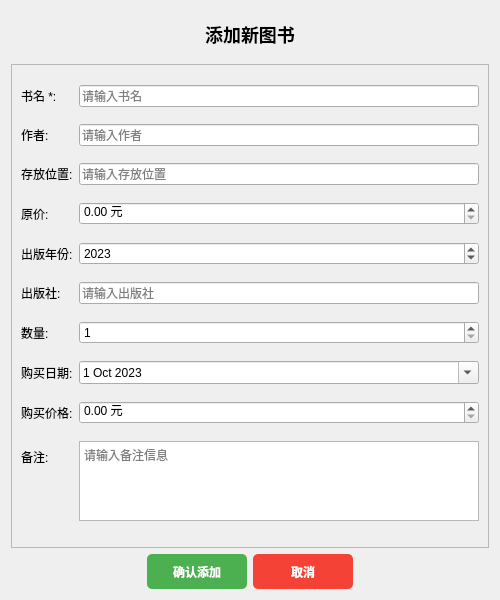
Above: UI_file/AddBook.ui from heloFNfms/Learning_pyqt6 before the change. Below: the same form after it.
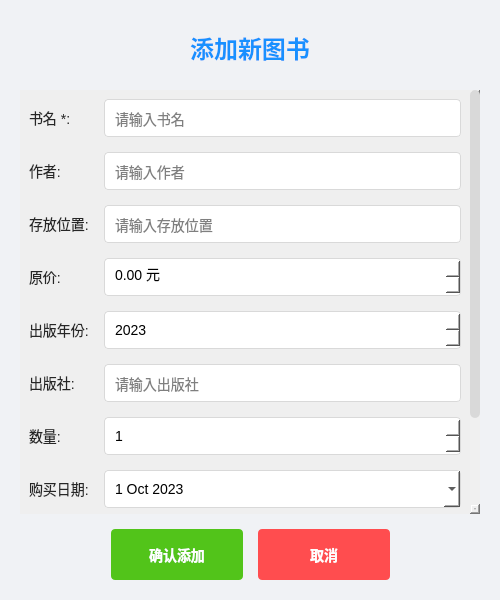
That is the form after the change.

```diff
--- a/UI_file/AddBook.ui
+++ b/UI_file/AddBook.ui
@@ -10,10 +10,108 @@
     <height>600</height>
    </rect>
   </property>
+  <property name="minimumSize">
+   <size>
+    <width>500</width>
+    <height>600</height>
+   </size>
+  </property>
   <property name="windowTitle">
    <string>添加图书</string>
   </property>
+  <property name="styleSheet">
+   <string notr="true">QDialog {
+    background-color: #f0f2f5;
+}
+
+QLabel {
+    font-size: 14px;
+    color: #262626;
+}
+
+QLineEdit, QDoubleSpinBox, QSpinBox, QDateEdit {
+    padding: 8px;
+    border: 1px solid #d9d9d9;
+    border-radius: 4px;
+    background-color: white;
+    font-size: 14px;
+    min-height: 20px;
+}
+
+QLineEdit:focus, QDoubleSpinBox:focus, QSpinBox:focus, QDateEdit:focus {
+    border-color: #40a9ff;
+    outline: none;
+}
+
+QLineEdit:hover, QDoubleSpinBox:hover, QSpinBox:hover, QDateEdit:hover {
+    border-color: #40a9ff;
+}
+
+QTextEdit {
+    padding: 8px;
+    border: 1px solid #d9d9d9;
+    border-radius: 4px;
+    background-color: white;
+    font-size: 14px;
+}
+
+QTextEdit:focus {
+    border-color: #40a9ff;
+    outline: none;
+}
+
+QTextEdit:hover {
+    border-color: #40a9ff;
+}
+
+QScrollArea {
+    border: none;
+    background-color: transparent;
+}
+
+QScrollBar:vertical {
+    border: none;
+    background: #f0f0f0;
+    width: 10px;
+    border-radius: 5px;
+}
+
+QScrollBar::handle:vertical {
+    background: #d9d9d9;
+    border-radius: 5px;
+}
+
+QScrollBar::handle:vertical:hover {
+    background: #bfbfbf;
+}
+
+QPushButton {
+    padding: 8px 16px;
+    font-size: 14px;
+    font-weight: bold;
+    border: none;
+    border-radius: 4px;
+    min-width: 100px;
+    min-height: 35px;
+}
+</string>
+  </property>
   <layout class="QVBoxLayout" name="verticalLayout">
+   <property name="spacing">
+    <number>15</number>
+   </property>
+   <property name="leftMargin">
+    <number>20</number>
+   </property>
+   <property name="topMargin">
+    <number>20</number>
+   </property>
+   <property name="rightMargin">
+    <number>20</number>
+   </property>
+   <property name="bottomMargin">
+    <number>20</number>
+   </property>
    <item>
     <widget class="QLabel" name="titleLabel">
      <property name="text">
@@ -23,7 +121,7 @@
       <set>Qt::AlignCenter</set>
      </property>
      <property name="styleSheet">
-      <string>font-size: 18px; font-weight: bold; margin: 10px;</string>
+      <string>font-size: 24px; font-weight: bold; color: #1890ff; margin: 10px;</string>
      </property>
     </widget>
    </item>
@@ -42,6 +140,12 @@
        </rect>
       </property>
       <layout class="QFormLayout" name="formLayout">
+       <property name="horizontalSpacing">
+        <number>15</number>
+       </property>
+       <property name="verticalSpacing">
+        <number>15</number>
+       </property>
        <item row="0" column="0">
         <widget class="QLabel" name="bookTitleLabel">
          <property name="text">
@@ -240,38 +344,44 @@
      </item>
      <item>
       <widget class="QPushButton" name="confirmButton">
-       <property name="minimumSize">
-        <size>
-         <width>100</width>
-         <height>35</height>
-        </size>
+       <property name="styleSheet">
+        <string>QPushButton {
+    background-color: #52c41a;
+    color: white;
+}
+
+QPushButton:hover {
+    background-color: #73d13d;
+}
+
+QPushButton:pressed {
+    background-color: #389e0d;
+}</string>
        </property>
        <property name="text">
         <string>确认添加</string>
        </property>
-       <property name="styleSheet">
-        <string>QPushButton { background-color: #4CAF50; color: white; border: none; border-radius: 5px; font-weight: bold; }
-QPushButton:hover { background-color: #45a049; }
-QPushButton:pressed { background-color: #3d8b40; }</string>
-       </property>
       </widget>
      </item>
      <item>
       <widget class="QPushButton" name="cancelButton">
-       <property name="minimumSize">
-        <size>
-         <width>100</width>
-         <height>35</height>
-        </size>
+       <property name="styleSheet">
+        <string>QPushButton {
+    background-color: #ff4d4f;
+    color: white;
+}
+
+QPushButton:hover {
+    background-color: #ff7875;
+}
+
+QPushButton:pressed {
+    background-color: #d9363e;
+}</string>
        </property>
        <property name="text">
         <string>取消</string>
        </property>
-       <property name="styleSheet">
-        <string>QPushButton { background-color: #f44336; color: white; border: none; border-radius: 5px; font-weight: bold; }
-QPushButton:hover { background-color: #da190b; }
-QPushButton:pressed { background-color: #b71c1c; }</string>
-       </property>
       </widget>
      </item>
      <item>
```
